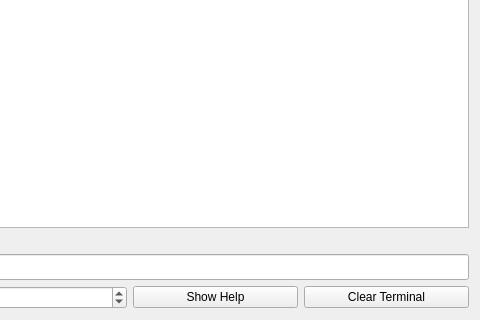
The window that dct_widgets/debugterminal/debugterminal.ui (KAYA-Instruments/SDI-Control-Point) describes before a commit, drawn with Qt 5; both pictures show x 220 to 700 and y 580 to 900 of the 700 by 900 pixel window.
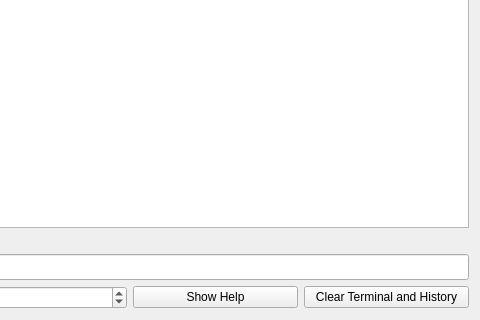
The same window after the commit. Icons and pictures are not drawn.

Commit message:
Changes to the Debug Terminal and the Settings Dialog
- Added a Command History to the Debug Terminal, the user can now use
  the up and down arrows to cycle through the last used commands. The
  history is cleared when "clear terminal" is clicked
- The "save" button in the settins dialog will now automatically apply
  the device name and the serial port settings before saving

The edit to the form file:
```diff
--- a/dct_widgets/debugterminal/debugterminal.ui
+++ b/dct_widgets/debugterminal/debugterminal.ui
@@ -92,7 +92,7 @@
      <item>
       <widget class="QPushButton" name="btnClearTerminal">
        <property name="text">
-        <string>Clear Terminal</string>
+        <string>Clear Terminal and History</string>
        </property>
       </widget>
      </item>
```
Left out of the diff: 1 changed line with no effect on the pictures. The commit also changes 4 other files.
